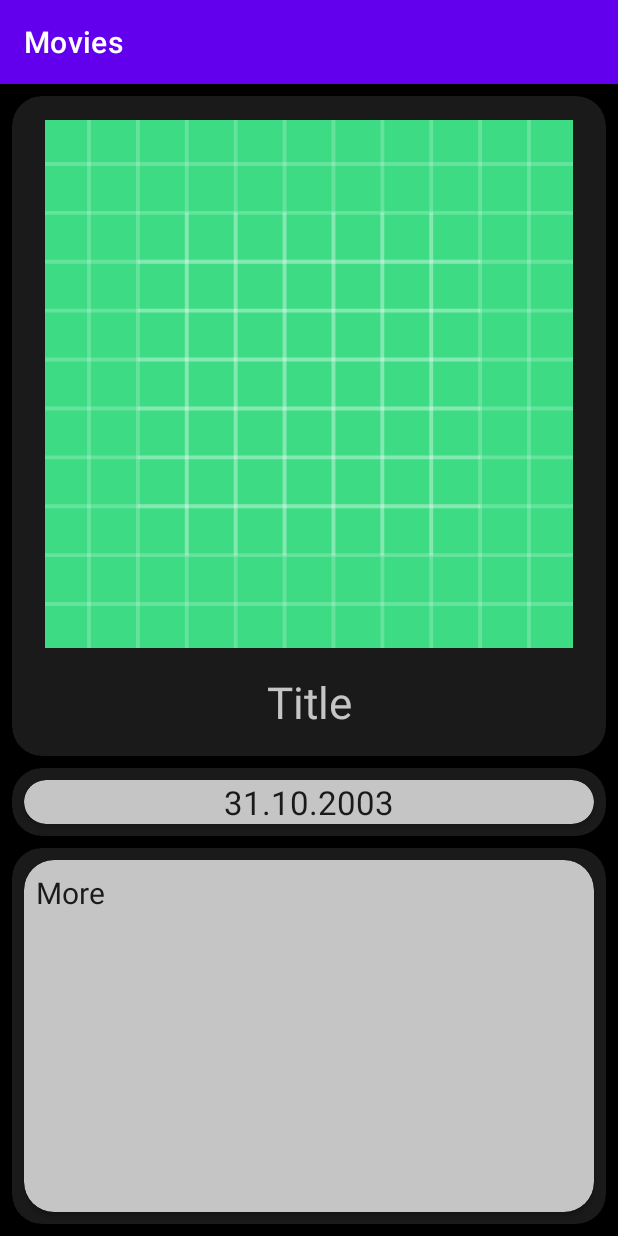
After one commit to 8Ar6hur1/Movies, an Android app: the fragment DetailsFragment shown on its own in the app's theme, on a phone screen of 412 x 824 dp. The commit adds this screen. Run offline under Robolectric (Android 15) with nearby library versions, the phone set to English and light mode, and no system bars.

Commit message:
fragment details

```diff
--- a/app/build.gradle
+++ b/app/build.gradle
@@ -51,6 +51,9 @@ dependencies {
     implementation "androidx.navigation:navigation-fragment-ktx:2.5.3"
     implementation "androidx.navigation:navigation-ui-ktx:2.5.3"
 
+    //For corner rounding: cardCornerRadius="8dp">
+    implementation 'androidx.cardview:cardview:1.0.0'
+
     // Room
     implementation "androidx.room:room-runtime:2.5.0"
     kapt "androidx.room:room-compiler:2.5.0"
--- a/app/src/main/java/project618/movies/Const.kt
+++ b/app/src/main/java/project618/movies/Const.kt
@@ -1 +1,3 @@
 package project618.movies
+
+lateinit var MAIN: MainActivity
--- a/app/src/main/java/project618/movies/MainActivity.kt
+++ b/app/src/main/java/project618/movies/MainActivity.kt
@@ -7,5 +7,6 @@ class MainActivity : AppCompatActivity() {
     override fun onCreate(savedInstanceState: Bundle?) {
         super.onCreate(savedInstanceState)
         setContentView(R.layout.activity_main)
+        MAIN = this
     }
 }
--- /dev/null
+++ b/app/src/main/java/project618/movies/screens/details/DetailViewModel.kt
@@ -0,0 +1,4 @@
+package project618.movies.screens.details
+
+class DetailViewModel {
+}
--- /dev/null
+++ b/app/src/main/java/project618/movies/screens/details/DetailsFragment.kt
@@ -0,0 +1,19 @@
+package project618.movies.screens.details
+
+import android.os.Bundle
+import androidx.fragment.app.Fragment
+import android.view.LayoutInflater
+import android.view.View
+import android.view.ViewGroup
+import project618.movies.R
+
+class DetailsFragment : Fragment() {
+
+    override fun onCreateView(
+        inflater: LayoutInflater, container: ViewGroup?,
+        savedInstanceState: Bundle?
+    ): View? {
+        // Inflate the layout for this fragment
+        return inflater.inflate(R.layout.fragment_details, container, false)
+    }
+}
--- a/app/src/main/java/project618/movies/screens/favorite/FavoriteFragmentViewModel.kt
+++ b/app/src/main/java/project618/movies/screens/favorite/FavoriteViewModel.kt
@@ -1,4 +1,4 @@
 package project618.movies.screens.favorite
 
-class FavoriteFragmentViewModel {
+class FavoriteViewModel {
 }
--- /dev/null
+++ b/app/src/main/java/project618/movies/screens/main/MainAdapter.kt
@@ -0,0 +1,4 @@
+package project618.movies.screens.main
+
+class MainAdapter {
+}
--- a/app/src/main/java/project618/movies/screens/main/MainFragmentViewModel.kt
+++ b/app/src/main/java/project618/movies/screens/main/MainViewModel.kt
@@ -1,4 +1,4 @@
 package project618.movies.screens.main
 
-class MainFragmentViewModel {
+class MainViewModel {
 }
--- /dev/null
+++ b/app/src/main/res/drawable/radius_img_20dp.xml
@@ -0,0 +1,6 @@
+<shape xmlns:android="http://schemas.android.com/apk/res/android"
+    android:shape="rectangle">
+
+    <corners android:radius="20dp"/>
+
+</shape>
--- /dev/null
+++ b/app/src/main/res/layout/fragment_details.xml
@@ -0,0 +1,123 @@
+<?xml version="1.0" encoding="utf-8"?>
+<androidx.constraintlayout.widget.ConstraintLayout
+    xmlns:android="http://schemas.android.com/apk/res/android"
+    xmlns:app="http://schemas.android.com/apk/res-auto"
+    xmlns:tools="http://schemas.android.com/tools"
+    android:layout_width="match_parent"
+    android:layout_height="match_parent"
+    tools:context=".screens.details.DetailsFragment"
+    android:background="@color/black">
+
+    <androidx.cardview.widget.CardView
+        android:id="@+id/cardView"
+        android:layout_width="0dp"
+        android:layout_height="440dp"
+        android:layout_marginStart="8dp"
+        android:layout_marginTop="8dp"
+        android:layout_marginEnd="8dp"
+        android:layout_marginBottom="8dp"
+        app:cardBackgroundColor="@color/background_back"
+        app:cardCornerRadius="20dp"
+        app:layout_constraintBottom_toTopOf="@+id/cardView3"
+        app:layout_constraintEnd_toEndOf="parent"
+        app:layout_constraintStart_toStartOf="parent"
+        app:layout_constraintTop_toTopOf="parent">
+
+        <LinearLayout
+            android:layout_width="match_parent"
+            android:layout_height="match_parent"
+            android:layout_margin="8dp"
+            android:orientation="vertical">
+
+            <ImageView
+                android:id="@+id/img_detail"
+                android:layout_width="match_parent"
+                android:layout_height="352dp"
+                android:layout_margin="8dp"
+                android:background="@drawable/radius_img_20dp"
+                android:src="@drawable/ic_launcher_background" />
+
+            <TextView
+                android:id="@+id/title_details"
+                android:layout_width="match_parent"
+                android:layout_height="wrap_content"
+                android:layout_margin="8dp"
+                android:gravity="center"
+                android:text="Title"
+                android:textColor="@color/background_front"
+                android:textSize="29dp" />
+
+
+        </LinearLayout>
+
+    </androidx.cardview.widget.CardView>
+
+    <androidx.cardview.widget.CardView
+        android:id="@+id/cardView3"
+        android:layout_width="match_parent"
+        android:layout_height="wrap_content"
+        android:layout_marginStart="8dp"
+        android:layout_marginEnd="8dp"
+        android:layout_marginBottom="8dp"
+        app:cardBackgroundColor="@color/background_back"
+        app:cardCornerRadius="20dp"
+        app:layout_constraintBottom_toTopOf="@+id/cardView2"
+        app:layout_constraintEnd_toEndOf="parent"
+        app:layout_constraintStart_toStartOf="parent"
+        app:layout_constraintTop_toBottomOf="@+id/cardView">
+
+        <androidx.cardview.widget.CardView
+            android:layout_width="match_parent"
+            android:layout_height="wrap_content"
+            app:cardBackgroundColor="@color/background_front"
+            android:layout_margin="8dp"
+            app:cardCornerRadius="20dp">
+
+            <TextView
+                android:id="@+id/date_details"
+                android:layout_width="match_parent"
+                android:layout_height="wrap_content"
+                android:text="31.10.2003"
+                android:textSize="22dp"
+                android:textColor="@color/background_back"
+                android:gravity="center"/>
+
+        </androidx.cardview.widget.CardView>
+
+    </androidx.cardview.widget.CardView>
+
+    <androidx.cardview.widget.CardView
+        android:id="@+id/cardView2"
+        android:layout_width="match_parent"
+        android:layout_height="0dp"
+        android:layout_marginStart="8dp"
+        android:layout_marginEnd="8dp"
+        android:layout_marginBottom="8dp"
+        app:cardBackgroundColor="@color/background_back"
+        app:cardCornerRadius="20dp"
+        app:layout_constraintBottom_toBottomOf="parent"
+        app:layout_constraintEnd_toEndOf="parent"
+        app:layout_constraintStart_toStartOf="parent"
+        app:layout_constraintTop_toBottomOf="@+id/cardView3">
+
+        <androidx.cardview.widget.CardView
+            android:layout_width="match_parent"
+            android:layout_height="match_parent"
+            app:cardCornerRadius="20dp"
+            app:cardBackgroundColor="@color/background_front"
+            android:layout_margin="8dp">
+
+            <TextView
+                android:id="@+id/more_details"
+                android:textColor="@color/background_back"
+                android:textSize="20dp"
+                android:text="More"
+                android:layout_margin="8dp"
+                android:layout_width="match_parent"
+                android:layout_height="match_parent"/>
+
+        </androidx.cardview.widget.CardView>
+
+    </androidx.cardview.widget.CardView>
+
+</androidx.constraintlayout.widget.ConstraintLayout>
--- a/app/src/main/res/values/colors.xml
+++ b/app/src/main/res/values/colors.xml
@@ -7,4 +7,6 @@
     <color name="teal_700">#FF018786</color>
     <color name="black">#FF000000</color>
     <color name="white">#FFFFFFFF</color>
+    <color name="background_back">#1A1A1A</color>
+    <color name="background_front">#C5C5C5</color>
 </resources>
```
Also changed, not shown: app/src/main/res/drawable/details_btn.xml (added, +35 -0 lines), app/src/main/res/drawable/favorite_btn.xml (added, +39 -0 lines), app/src/main/res/drawable/like_off.xml (added, +13 -0 lines), app/src/main/res/drawable/like_on.xml (added, +13 -0 lines), app/src/main/res/drawable/main_btn.xml (added, +35 -0 lines), app/src/main/res/layout/activity_main.xml (+9 -9 lines), app/src/main/res/layout/fragment_favorite.xml (+2 -7 lines), app/src/main/res/layout/fragment_main.xml (+5 -10 lines).
